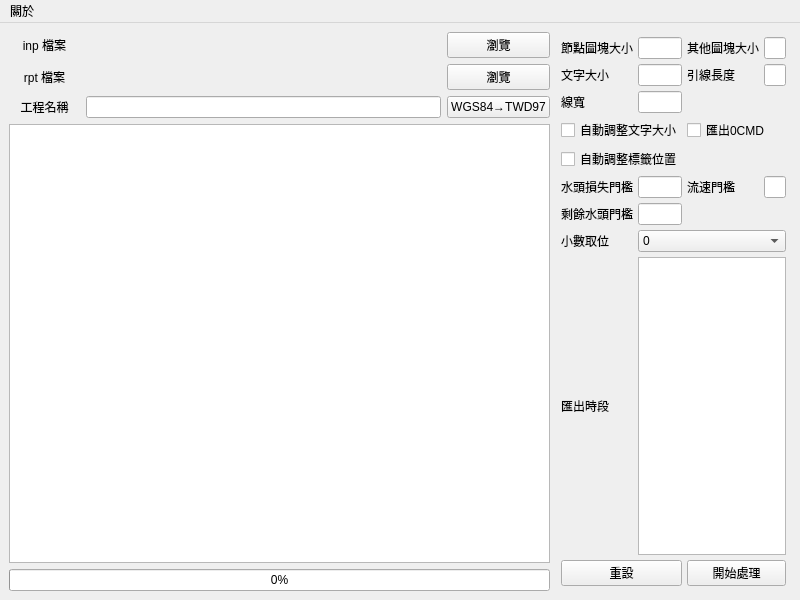
Old version of the form ui.ui in the repository lihsin2000/epa2hydchart.
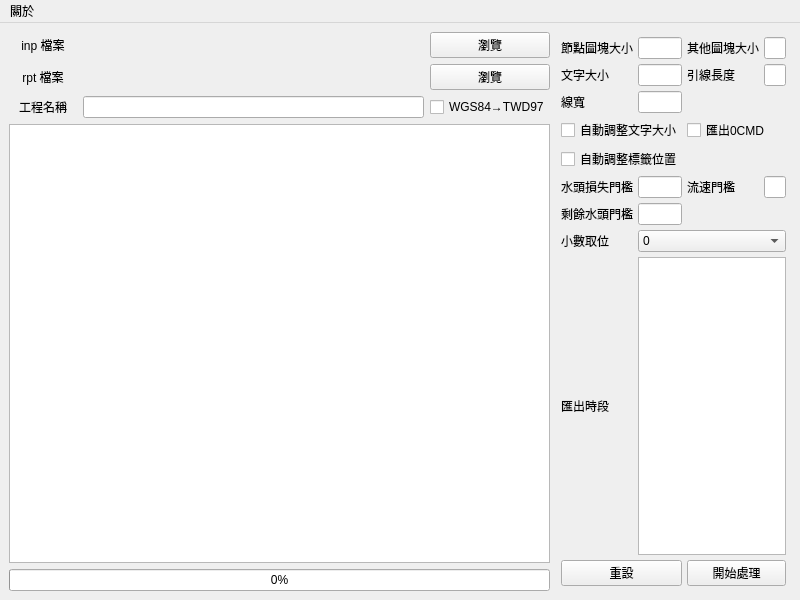
New version of the form. Icons and pictures are not drawn.

```diff
--- a/ui.ui
+++ b/ui.ui
@@ -68,7 +68,7 @@
          </widget>
         </item>
         <item row="2" column="2">
-         <widget class="QPushButton" name="b_wgs84_to_twd97">
+         <widget class="QCheckBox" name="chk_wgs84_to_twd97">
           <property name="text">
            <string>WGS84→TWD97</string>
           </property>
```
Left out of the diff: 8 changed lines with no effect on the pictures.
